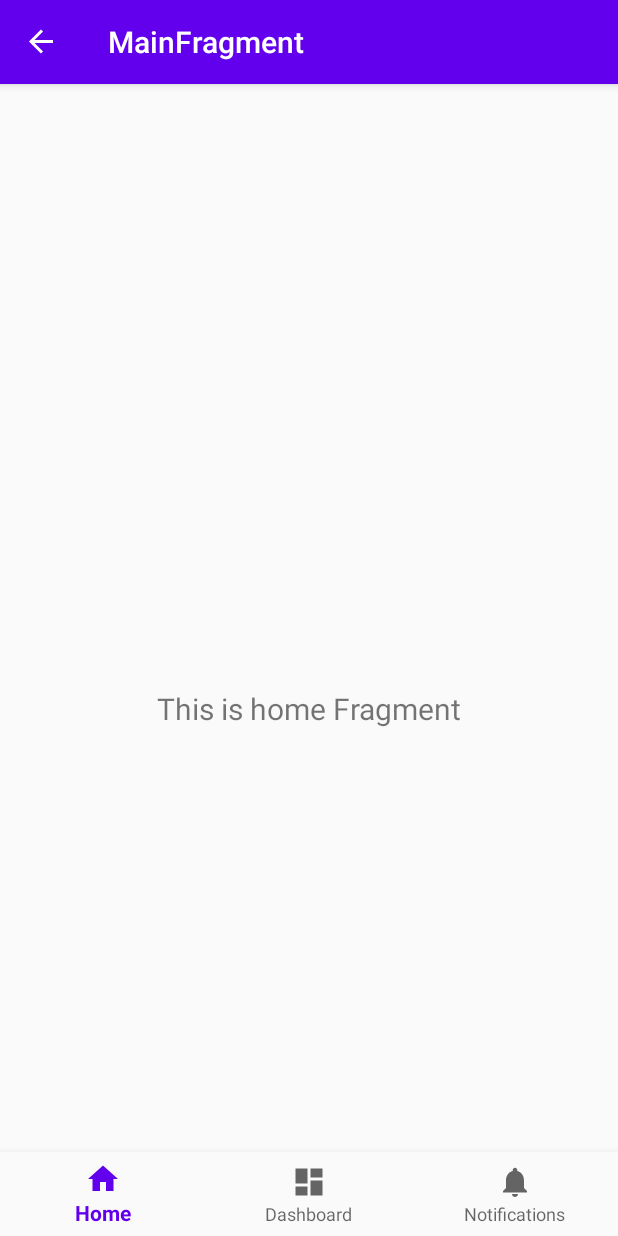
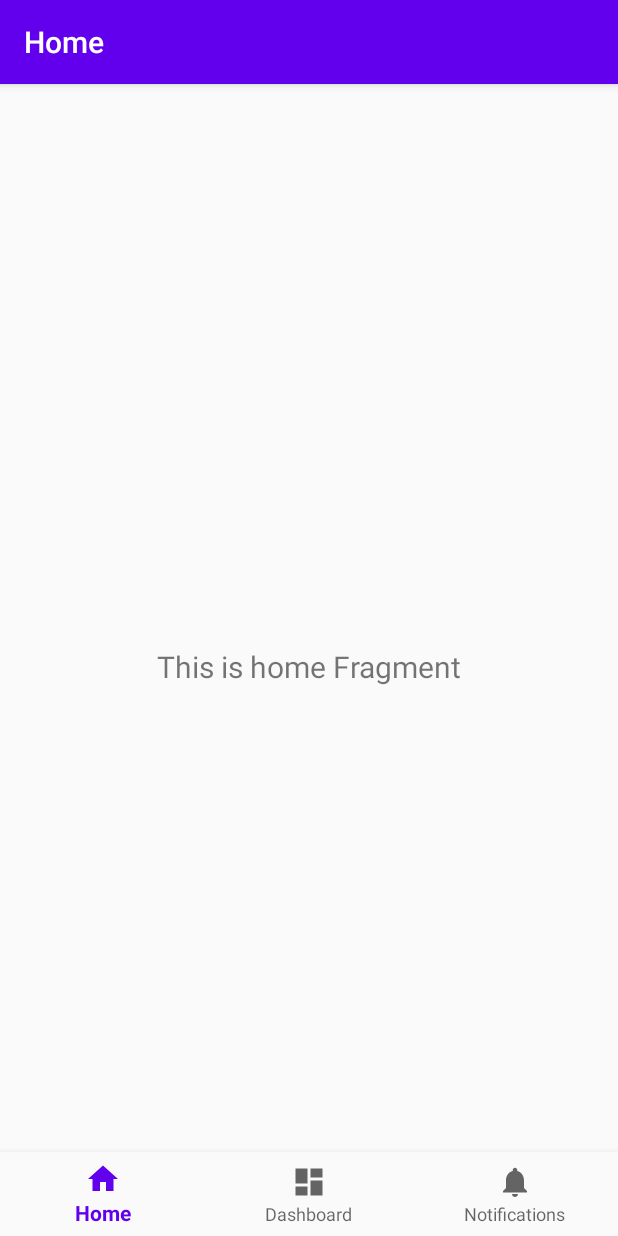
Before and after one commit to ovso/SDKSearch, an Android app: the screen it shows after launch (MainActivity), on a phone screen of 412 x 824 dp. Run offline under Robolectric (Android 15) with nearby library versions, the phone set to English and light mode, and no system bars; our stand-ins replace navigation-ui.

Commit message:
feat: Rollback

```diff
--- a/app/src/main/java/io/github/ovso/sdksearch/ui/home/HomeFragment.kt
+++ b/app/src/main/java/io/github/ovso/sdksearch/ui/home/HomeFragment.kt
@@ -5,12 +5,9 @@ import android.view.LayoutInflater
 import android.view.View
 import android.view.ViewGroup
 import android.widget.TextView
-import android.widget.Toast
 import androidx.fragment.app.Fragment
 import androidx.lifecycle.Observer
 import androidx.lifecycle.ViewModelProviders
-import androidx.navigation.Navigation
-import androidx.navigation.fragment.findNavController
 import io.github.ovso.sdksearch.R
 
 class HomeFragment : Fragment() {
@@ -30,11 +27,6 @@ class HomeFragment : Fragment() {
             textView.text = it
         })
         textView.isClickable = true
-        textView.setOnClickListener {
-//            Navigation.createNavigateOnClickListener(R.id.webFragment, null)
-            Toast.makeText(requireContext(), "aaaaa", Toast.LENGTH_SHORT).show()
-            findNavController().navigate(R.id.webFragment, null)
-        }
         return root
     }
 }
--- a/app/src/main/java/io/github/ovso/sdksearch/ui/main/MainFragment.kt
+++ /dev/null
@@ -1,87 +0,0 @@
-package io.github.ovso.sdksearch.ui.main
-
-import android.os.Bundle
-import android.view.LayoutInflater
-import android.view.View
-import android.view.ViewGroup
-import androidx.appcompat.app.AppCompatActivity
-import androidx.fragment.app.Fragment
-import androidx.navigation.fragment.findNavController
-import androidx.navigation.ui.AppBarConfiguration
-import androidx.navigation.ui.NavigationUI.setupActionBarWithNavController
-import androidx.navigation.ui.setupWithNavController
-import com.google.android.material.bottomnavigation.BottomNavigationView
-import io.github.ovso.sdksearch.R
-
-// TODO: Rename parameter arguments, choose names that match
-// the fragment initialization parameters, e.g. ARG_ITEM_NUMBER
-private const val ARG_PARAM1 = "param1"
-private const val ARG_PARAM2 = "param2"
-
-/**
- * A simple [Fragment] subclass.
- * Use the [MainFragment.newInstance] factory method to
- * create an instance of this fragment.
- */
-class MainFragment : Fragment() {
-    // TODO: Rename and change types of parameters
-    private var param1: String? = null
-    private var param2: String? = null
-
-    override fun onCreate(savedInstanceState: Bundle?) {
-        super.onCreate(savedInstanceState)
-        arguments?.let {
-            param1 = it.getString(ARG_PARAM1)
-            param2 = it.getString(ARG_PARAM2)
-        }
-    }
-
-    override fun onCreateView(
-        inflater: LayoutInflater, container: ViewGroup?,
-        savedInstanceState: Bundle?
-    ): View? {
-        // Inflate the layout for this fragment
-        return inflater.inflate(R.layout.fragment_main, container, false)
-    }
-
-    override fun onViewCreated(view: View, savedInstanceState: Bundle?) {
-        super.onViewCreated(view, savedInstanceState)
-
-        val navView: BottomNavigationView = view.findViewById(R.id.nav_view)
-        val navController = findNavController()
-        // Passing each menu ID as a set of Ids because each
-        // menu should be considered as top level destinations.
-        val appBarConfiguration = AppBarConfiguration(
-            setOf(
-                R.id.navigation_home, R.id.navigation_dashboard, R.id.navigation_notifications
-            )
-        )
-        setupActionBarWithNavController(
-            requireActivity() as AppCompatActivity,
-            navController,
-            appBarConfiguration
-        )
-        navView.setupWithNavController(navController)
-
-    }
-
-    companion object {
-        /**
-         * Use this factory method to create a new instance of
-         * this fragment using the provided parameters.
-         *
-         * @param param1 Parameter 1.
-         * @param param2 Parameter 2.
-         * @return A new instance of fragment MainFragment.
-         */
-        // TODO: Rename and change types and number of parameters
-        @JvmStatic
-        fun newInstance(param1: String, param2: String) =
-            MainFragment().apply {
-                arguments = Bundle().apply {
-                    putString(ARG_PARAM1, param1)
-                    putString(ARG_PARAM2, param2)
-                }
-            }
-    }
-}
--- a/app/src/main/res/layout/activity_main.xml
+++ b/app/src/main/res/layout/activity_main.xml
@@ -5,7 +5,6 @@
     android:layout_width="match_parent"
     android:layout_height="match_parent">
     <!--android:paddingTop="?attr/actionBarSize"-->
-<!--
     <com.google.android.material.bottomnavigation.BottomNavigationView
         android:id="@+id/nav_view"
         android:layout_width="0dp"
@@ -17,7 +16,6 @@
         app:layout_constraintLeft_toLeftOf="parent"
         app:layout_constraintRight_toRightOf="parent"
         app:menu="@menu/bottom_nav_menu" />
--->
 
     <fragment
         android:id="@+id/nav_host_fragment"
@@ -25,6 +23,6 @@
         android:layout_width="match_parent"
         android:layout_height="match_parent"
         app:defaultNavHost="true"
-            app:navGraph="@navigation/mobile_navigation_main" />
+        app:navGraph="@navigation/mobile_navigation" />
 
 </androidx.constraintlayout.widget.ConstraintLayout>
--- a/app/src/main/res/navigation/mobile_navigation.xml
+++ b/app/src/main/res/navigation/mobile_navigation.xml
@@ -9,12 +9,7 @@
         android:id="@+id/navigation_home"
         android:name="io.github.ovso.sdksearch.ui.home.HomeFragment"
         android:label="@string/title_home"
-        tools:layout="@layout/fragment_home">
-        <action
-            android:id="@+id/action_navigation_home_to_webFragment"
-            app:destination="@id/webFragment"
-            app:enterAnim="@anim/nav_default_enter_anim" />
-    </fragment>
+        tools:layout="@layout/fragment_home"/>
 
     <fragment
         android:id="@+id/navigation_dashboard"
@@ -27,13 +22,4 @@
         android:name="io.github.ovso.sdksearch.ui.notifications.NotificationsFragment"
         android:label="@string/title_notifications"
         tools:layout="@layout/fragment_notifications" />
-    <fragment
-        android:id="@+id/webFragment"
-        android:name="io.github.ovso.sdksearch.WebFragment"
-        android:label="fragment_web"
-        tools:layout="@layout/fragment_web">
-        <argument
-            android:name="arg"
-            app:argType="integer[]" />
-    </fragment>
 </navigation>
--- a/app/src/main/res/navigation/mobile_navigation_main.xml
+++ /dev/null
@@ -1,11 +0,0 @@
-<?xml version="1.0" encoding="utf-8"?>
-<navigation xmlns:android="http://schemas.android.com/apk/res/android"
-    xmlns:app="http://schemas.android.com/apk/res-auto"
-    xmlns:tools="http://schemas.android.com/tools"
-    android:id="@+id/mobile_navigation"
-    app:startDestination="@id/mainFragment">
-    <fragment
-        android:id="@+id/mainFragment"
-        android:name="io.github.ovso.sdksearch.ui.main.MainFragment"
-        android:label="MainFragment" />
-</navigation>
```
Also changed, not shown: app/src/main/java/io/github/ovso/sdksearch/MainActivity.kt (+5 -2 lines). Lines whose indentation alone changed are shown as unchanged.
